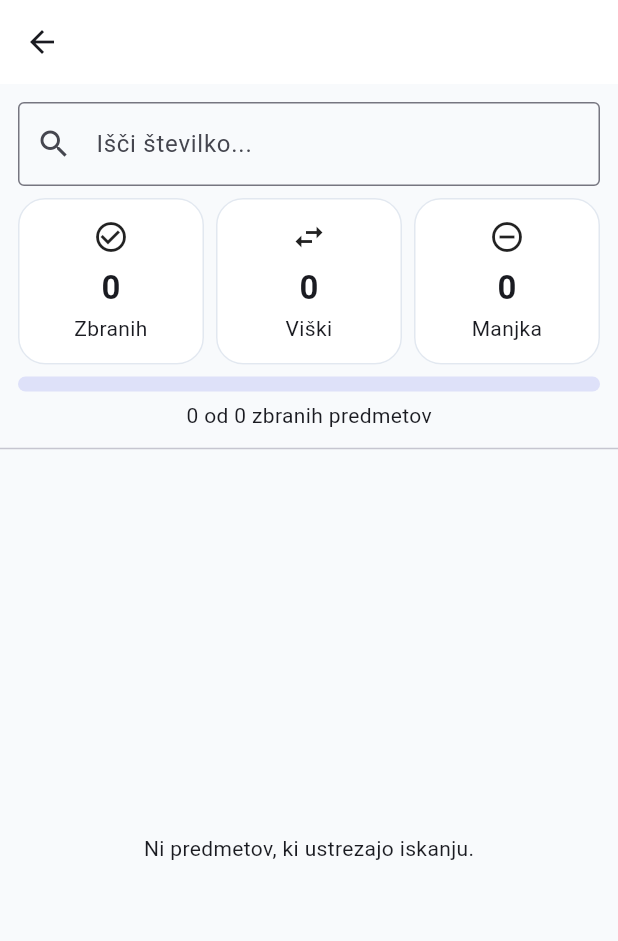
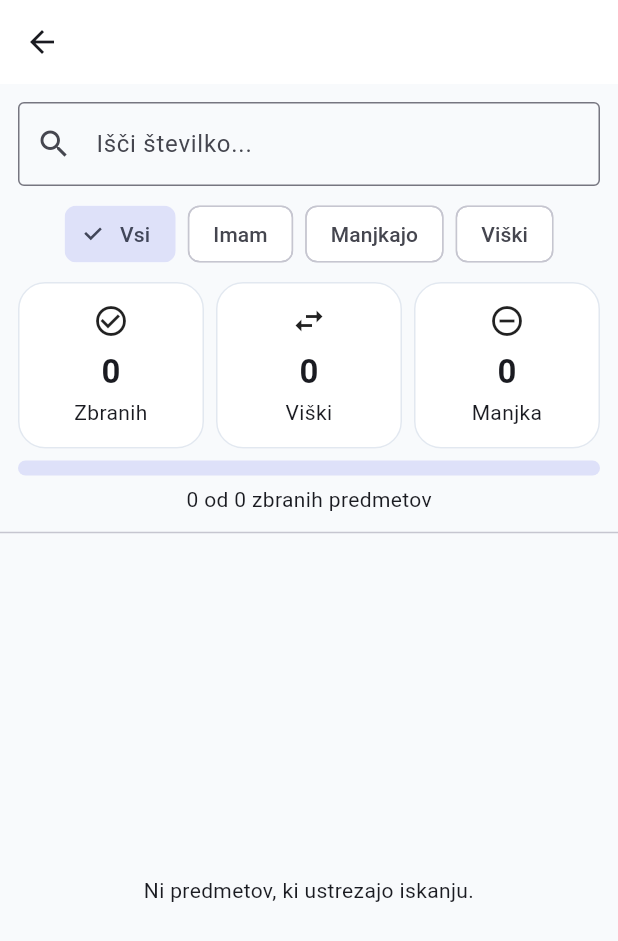
Before and after one commit to jazam74/swapstash, a Flutter app: the ItemsPage screen opened directly with empty values, on a phone screen of 412 x 824 dp. Shown: the top 941 px of the screen. Run offline on Flutter 3.47's test engine with Material 3 defaults, Android fonts, the phone set to English and light mode, and no system bars; our stand-ins replace cloud_firestore, firebase_auth, firebase_core; accounts and stored records are empty.

Commit message:
Add item filters and dashboard statistics

```diff
--- a/lib/features/items/items_page.dart
+++ b/lib/features/items/items_page.dart
@@ -3,6 +3,13 @@ import 'package:swapstash/core/models/item.dart';
 import 'package:swapstash/core/services/item_service.dart';
 import 'package:swapstash/features/items/widgets/item_card.dart';
 import 'package:swapstash/features/items/widgets/item_statistics.dart';
+
+enum ItemFilter {
+  all,
+  owned,
+  missing,
+  duplicates,
+}
 
 class ItemsPage extends StatefulWidget {
   final String collectionId;
@@ -29,6 +36,7 @@ class _ItemsPageState extends State<ItemsPage> {
   final Set<int> _savingItems = {};
 
   String _search = '';
+  ItemFilter _selectedFilter = ItemFilter.all;
 
   @override
   void initState() {
@@ -132,13 +140,99 @@ class _ItemsPageState extends State<ItemsPage> {
   }
 
   List<Item> _filterItems(List<Item> items) {
-    if (_search.isEmpty) {
-      return items;
+    return items.where((item) {
+      final matchesSearch = _search.isEmpty ||
+          item.number.toString().contains(_search);
+
+      if (!matchesSearch) {
+        return false;
+      }
+
+      switch (_selectedFilter) {
+        case ItemFilter.all:
+          return true;
+
+        case ItemFilter.owned:
+          return item.isOwned;
+
+        case ItemFilter.missing:
+          return item.isMissing;
+
+        case ItemFilter.duplicates:
+          return item.hasDuplicates;
+      }
+    }).toList();
+  }
+
+  Widget _buildFilterBar() {
+    return SingleChildScrollView(
+      scrollDirection: Axis.horizontal,
+      padding: const EdgeInsets.fromLTRB(
+        12,
+        4,
+        12,
+        4,
+      ),
+      child: Row(
+        children: [
+          ChoiceChip(
+            label: const Text('Vsi'),
+            selected: _selectedFilter == ItemFilter.all,
+            onSelected: (_) {
+              setState(() {
+                _selectedFilter = ItemFilter.all;
+              });
+            },
+          ),
+          const SizedBox(width: 8),
+          ChoiceChip(
+            label: const Text('Imam'),
+            selected: _selectedFilter == ItemFilter.owned,
+            onSelected: (_) {
+              setState(() {
+                _selectedFilter = ItemFilter.owned;
+              });
+            },
+          ),
+          const SizedBox(width: 8),
+          ChoiceChip(
+            label: const Text('Manjkajo'),
+            selected: _selectedFilter == ItemFilter.missing,
+            onSelected: (_) {
+              setState(() {
+                _selectedFilter = ItemFilter.missing;
+              });
+            },
+          ),
+          const SizedBox(width: 8),
+          ChoiceChip(
+            label: const Text('Viški'),
+            selected: _selectedFilter == ItemFilter.duplicates,
+            onSelected: (_) {
+              setState(() {
+                _selectedFilter = ItemFilter.duplicates;
+              });
+            },
+          ),
+        ],
+      ),
+    );
+  }
+
+  String _emptyMessage() {
+    switch (_selectedFilter) {
+      case ItemFilter.all:
+        return 'Ni predmetov, ki ustrezajo iskanju.';
+
+      case ItemFilter.owned:
+        return 'Ni zbranih predmetov, ki ustrezajo iskanju.';
+
+      case ItemFilter.missing:
+        return 'Ni manjkajočih predmetov, ki ustrezajo iskanju.';
+
+      case ItemFilter.duplicates:
+        return 'Ni viškov, ki ustrezajo iskanju.';
     }
-
-    return items.where((item) {
-      return item.number.toString().contains(_search);
-    }).toList();
   }
 
   @override
@@ -225,6 +319,7 @@ class _ItemsPageState extends State<ItemsPage> {
                   },
                 ),
               ),
+              _buildFilterBar(),
               ItemStatistics(
                 ownedCount: ownedCount,
                 duplicateCount: duplicateCount,
@@ -234,9 +329,13 @@ class _ItemsPageState extends State<ItemsPage> {
               const Divider(),
               Expanded(
                 child: visibleItems.isEmpty
-                    ? const Center(
-                        child: Text(
-                          'Ni predmetov, ki ustrezajo iskanju.',
+                    ? Center(
+                        child: Padding(
+                          padding: const EdgeInsets.all(24),
+                          child: Text(
+                            _emptyMessage(),
+                            textAlign: TextAlign.center,
+                          ),
                         ),
                       )
                     : GridView.builder(
```
